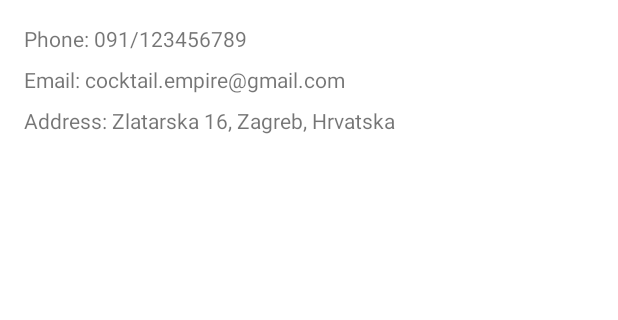
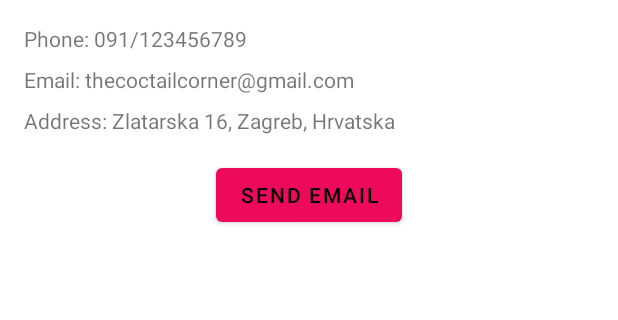
Before and after one commit to NinaCrnkovic/CoctailsApp, an Android app: the ContactUsFragment screen opened through its navigation route, in the side drawer, after a tap on "Contact Us", on a phone screen of 412 x 824 dp, the part 157-477 px from its top. Run offline under Robolectric (Android 15) with nearby library versions, the phone set to English and light mode, and no system bars; our stand-ins replace Firebase (no records; nobody signed in at launch, a user with empty details on screens opened directly), navigation-ui; 2 statements that could not run were skipped.

Commit message:
added contact us mail

```diff
--- a/app/src/main/java/hr/algebra/coctailsapp/fragment/ContactUsFragment.kt
+++ b/app/src/main/java/hr/algebra/coctailsapp/fragment/ContactUsFragment.kt
@@ -1,11 +1,16 @@
 package hr.algebra.coctailsapp.fragment
 
+import android.content.Intent
+import android.net.Uri
 import android.os.Bundle
 import android.view.LayoutInflater
 import android.view.View
 import android.view.ViewGroup
+import android.widget.Button
+import android.widget.Toast
 import androidx.fragment.app.Fragment
 import hr.algebra.coctailsapp.R
+
 
 class ContactUsFragment : Fragment() {
 
@@ -13,7 +18,29 @@ class ContactUsFragment : Fragment() {
         inflater: LayoutInflater, container: ViewGroup?,
         savedInstanceState: Bundle?
     ): View? {
-        // Inflate the layout for this fragment
-        return inflater.inflate(R.layout.fragment_contact_us, container, false)
+        val view = inflater.inflate(R.layout.fragment_contact_us, container, false)
+
+        val sendEmailButton = view.findViewById<Button>(R.id.button_send_email)
+        sendEmailButton.setOnClickListener {
+            sendEmail()
+        }
+
+        return view
+    }
+
+    private fun sendEmail() {
+        val emailIntent = Intent(Intent.ACTION_SEND).apply {
+            type = "message/rfc822"
+            putExtra(Intent.EXTRA_EMAIL, arrayOf("thecoctailcorenr@gmail.com"))
+            putExtra(Intent.EXTRA_SUBJECT, "Inquiry from The Cocktail Corner")
+            putExtra(Intent.EXTRA_TEXT, "Hello,\n\nI would like to inquire about...")
+            `package` = "com.google.android.gm"
+        }
+
+        try {
+            startActivity(emailIntent)
+        } catch (e: Exception) {
+            Toast.makeText(requireContext(), "Gmail app is not installed", Toast.LENGTH_SHORT).show()
+        }
     }
 }
--- a/app/src/main/res/layout/fragment_contact_us.xml
+++ b/app/src/main/res/layout/fragment_contact_us.xml
@@ -23,7 +23,7 @@
     <TextView
         android:layout_width="wrap_content"
         android:layout_height="wrap_content"
-        android:text="Email: cocktail.empire@gmail.com"
+        android:text="Email: thecoctailcorner@gmail.com"
         android:layout_marginTop="8dp"/>
 
     <TextView
@@ -31,4 +31,12 @@
         android:layout_height="wrap_content"
         android:text="Address: Zlatarska 16, Zagreb, Hrvatska"
         android:layout_marginTop="8dp"/>
+
+    <Button
+        android:id="@+id/button_send_email"
+        android:layout_width="wrap_content"
+        android:layout_height="wrap_content"
+        android:text="Send Email"
+        android:layout_marginTop="16dp"
+        android:layout_gravity="center"/>
 </LinearLayout>
```
